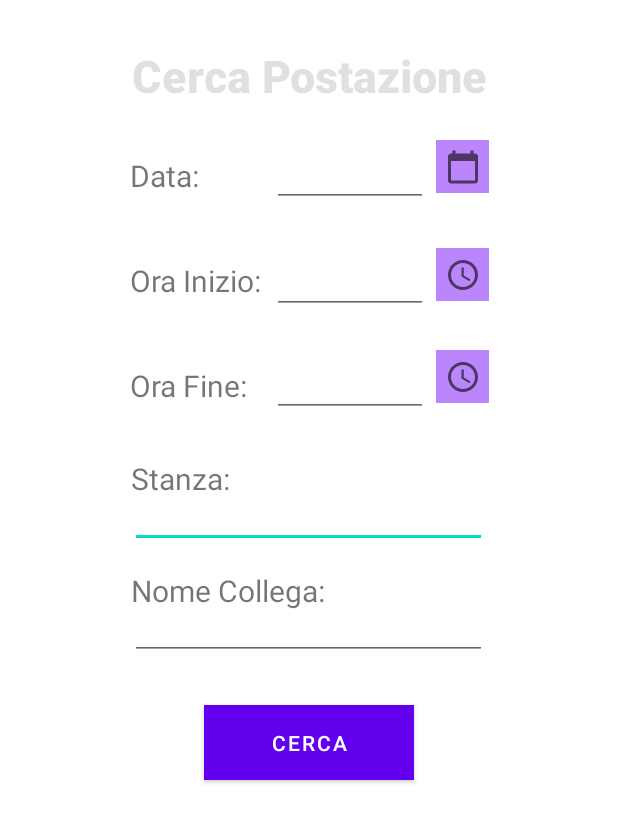
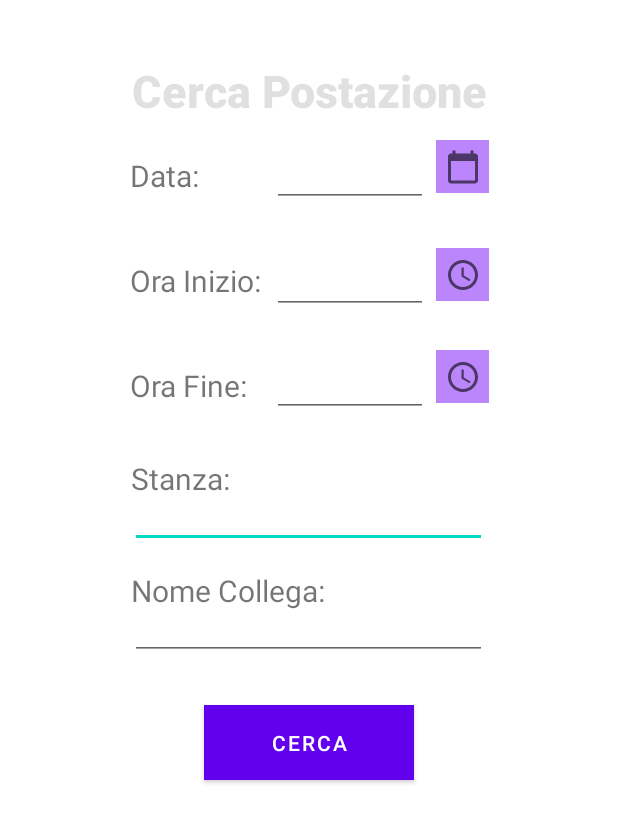
Before and after one commit to DPCMGroup/bc19-mobile, an Android app: the layout activity_bookingform.xml on its own in the app's theme, with its tools: preview values and no code run, on a phone screen of 412 x 824 dp. Shown: the top 823 px of the screen. Run offline under Robolectric (Android 15) with nearby library versions, the phone set to English and light mode, and no system bars.

```diff
--- a/app/src/main/res/layout/activity_booking.xml
+++ b/app/src/main/res/layout/activity_booking.xml
@@ -19,7 +19,7 @@
         android:textColor="@color/material_on_surface_stroke"
         android:text="PRENOTAZIONI"
         android:textSize="30sp"
-        android:layout_marginTop="60dp"
+        android:layout_marginTop="70dp"
 
         app:layout_constraintStart_toStartOf="parent"
         app:layout_constraintTop_toTopOf="parent" />
--- a/app/src/main/res/layout/activity_bookingform.xml
+++ b/app/src/main/res/layout/activity_bookingform.xml
@@ -18,7 +18,7 @@
         android:textColor="@color/material_on_surface_stroke"
         android:text="Cerca Postazione"
         android:textSize="30sp"
-        android:layout_marginTop="30dp"
+        android:layout_marginTop="40dp"
         app:layout_constraintStart_toStartOf="parent"
         app:layout_constraintTop_toTopOf="parent" />
 
```
Also changed, not shown: app/src/main/java/com/example/bc19mobile/view/act/ScanActivity.kt (+14 -0 lines).
